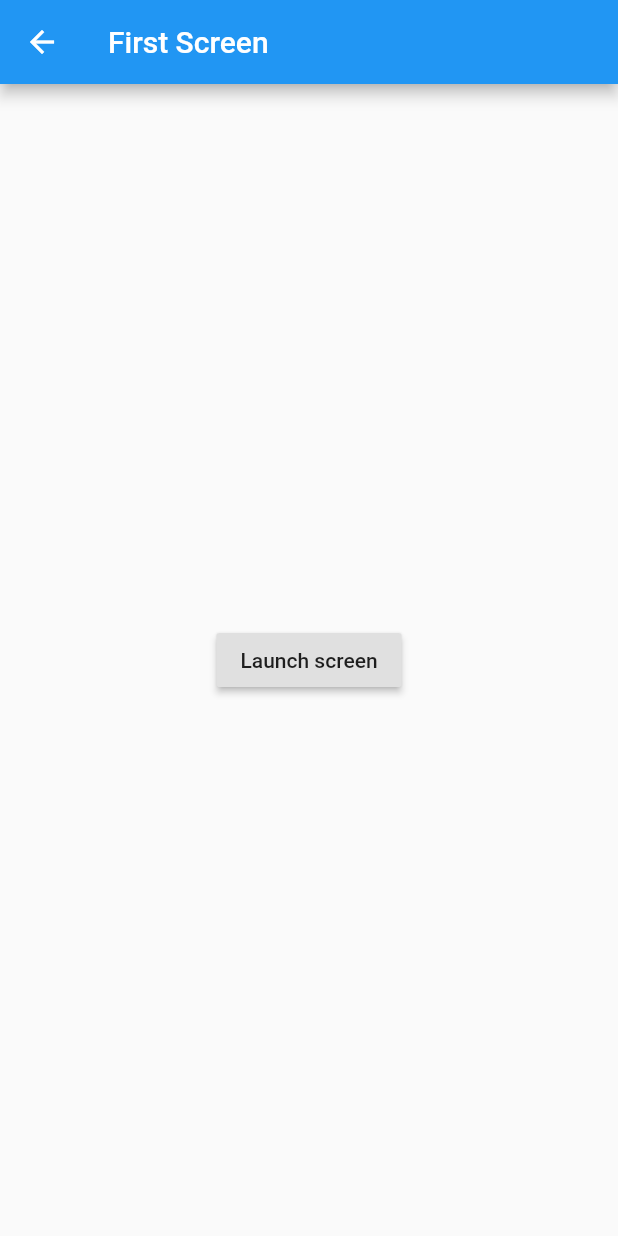
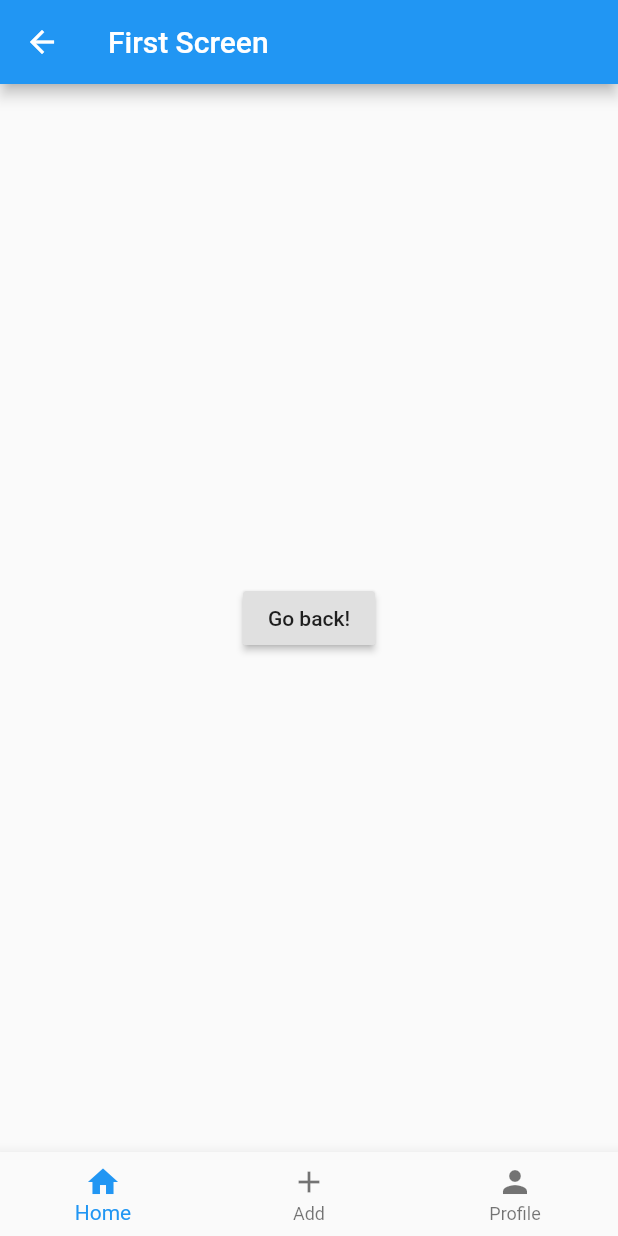
Before and after one commit to okomeee/imahima, a Flutter app: the screen it shows after launch, after a tap on "Launch page1", on a phone screen of 412 x 824 dp. Run offline on Flutter 3.47's test engine with Material 2 defaults, Android fonts, the phone set to English and light mode, and no system bars.

Commit message:
Change Routing

```diff
--- a/lib/main.dart
+++ b/lib/main.dart
@@ -3,16 +3,26 @@ import 'pages/init.dart';
 import 'pages/page1.dart';
 import 'pages/page2.dart';
 import 'pages/page3.dart';
+import 'pages/home.dart';
+
 
 void main() {
-  runApp(MaterialApp(
+  runApp(App());
+}
+
+class App extends StatelessWidget {
+ @override
+ Widget build(BuildContext context) {
+   return MaterialApp(
     title: '今暇',
-    initialRoute: '/',
-    routes: {
-      '/': (context) => InitScreen(),
-      '/page1': (context) => FirstScreen(),
-      '/page2': (context) => SecondScreen(),
-      '/page3': (context) => ThirdScreen(),
-    },
-  ));
+    initialRoute: '/',//最初のページを指定
+    routes: <String, WidgetBuilder>{
+      '/': (_) => new InitScreen(),
+      '/home':(_) => new HomeScreen(),
+      '/page1': (_) => new FirstScreen(),
+      '/page2': (_) => new SecondScreen(),
+      '/page3': (_) => new ThirdScreen(),
+    }
+   );
+ }
 }
--- /dev/null
+++ b/lib/pages/home.dart
@@ -0,0 +1,76 @@
+import 'package:flutter/material.dart';
+import 'package:imahima/pages/page1.dart';
+import 'package:imahima/pages/page2.dart';
+import 'package:imahima/pages/page3.dart';
+
+class HomeScreen extends StatefulWidget {
+ @override
+ State<StatefulWidget> createState() {
+    return _HomeScreenState();
+  }
+}
+
+class _HomeScreenState extends State<HomeScreen> {
+  @override
+  int _currentIndex = 0;
+
+  FirstScreen p1;
+  SecondScreen p2;
+  ThirdScreen p3;
+  List<Widget> pages;
+  List<String> barname;
+  Widget currentPage;
+  String currentAppbar;
+
+  @override
+  void initState(){
+    //各ページをここで指定
+    p1 = FirstScreen();
+    p2 = SecondScreen();
+    p3 = ThirdScreen();
+    pages = [p1, p2, p3];
+    barname = ['First Screen','Second Screen','Third Screen'];
+
+    currentPage = pages[0];
+    currentAppbar = barname[0];
+    super.initState();
+  }
+
+
+  Widget build(BuildContext context) {
+    return Scaffold(
+      appBar: AppBar(
+        title: Text(currentAppbar),
+      ),
+      body: currentPage,
+      bottomNavigationBar: BottomNavigationBar(
+        currentIndex: _currentIndex,
+        fixedColor: Colors.blue,
+        //tap時に下タブとbodywidgetの書き換え
+        onTap:(int index) {
+            setState(() {
+              currentAppbar = barname[index];
+              _currentIndex= index;
+              currentPage = pages[index];
+
+            });
+          },
+        type: BottomNavigationBarType.fixed,
+        items: [
+          BottomNavigationBarItem(
+            icon: new Icon(Icons.home),
+            title: new Text('Home'),
+          ),
+          BottomNavigationBarItem(
+            icon: new Icon(Icons.add),
+            title: new Text('Add'),
+          ),
+          BottomNavigationBarItem(
+            icon: Icon(Icons.person),
+            title: Text('Profile')
+          ),
+        ],
+      ),
+    );
+  }
+}
--- a/lib/pages/init.dart
+++ b/lib/pages/init.dart
@@ -1,6 +1,11 @@
 import 'package:flutter/material.dart';
 
-class InitScreen extends StatelessWidget {
+class InitScreen extends StatefulWidget {
+  @override
+  _InitScreenState createState() => new _InitScreenState();
+}
+
+class _InitScreenState extends State<InitScreen>  {
   @override
   Widget build(BuildContext context) {
     return Scaffold(
@@ -14,24 +19,10 @@ class InitScreen extends StatelessWidget {
               child: Text('Launch page1'),
               onPressed: () {
                 // Navigate to the second screen using a named route
-                Navigator.pushNamed(context, '/page1');
+                Navigator.of(context).pushNamed("/home");
               },
-            ),
-            RaisedButton(
-              child: Text('Launch page2'),
-              onPressed: () {
-                // Navigate to the second screen using a named route
-                Navigator.pushNamed(context, '/page2');
-              },
-            ),
-            RaisedButton(
-              child: Text('Launch page3'),
-              onPressed: () {
-                // Navigate to the second screen using a named route
-                Navigator.pushNamed(context, '/page3');
-              },
-            ),
-          ],
+            )
+          ]
         )
       ),
     );
--- a/lib/pages/page1.dart
+++ b/lib/pages/page1.dart
@@ -1,19 +1,21 @@
 import 'package:flutter/material.dart';
 
-class FirstScreen extends StatelessWidget {
+class FirstScreen extends StatefulWidget{
+  @override
+  _FirstScreenState createState() => new _FirstScreenState();
+
+}
+
+class _FirstScreenState extends State<FirstScreen> {
   @override
   Widget build(BuildContext context) {
     return Scaffold(
-      appBar: AppBar(
-        title: Text('First Screen'),
-      ),
       body: Center(
         child: RaisedButton(
-          child: Text('Launch screen'),
           onPressed: () {
-            // Navigate to the second screen using a named route
-            Navigator.pushNamed(context, '/second');
+            Navigator.pop(context);
           },
+          child: Text('Go back!'),
         ),
       ),
     );
--- a/lib/pages/page2.dart
+++ b/lib/pages/page2.dart
@@ -1,17 +1,18 @@
 import 'package:flutter/material.dart';
 
-class SecondScreen extends StatelessWidget {
+class SecondScreen extends StatefulWidget{
+  @override
+  _SecondScreenState createState() => new _SecondScreenState();
+
+}
+
+class _SecondScreenState extends State<SecondScreen> {
   @override
   Widget build(BuildContext context) {
     return Scaffold(
-      appBar: AppBar(
-        title: Text("Second Screen"),
-      ),
       body: Center(
         child: RaisedButton(
           onPressed: () {
-            // Navigate back to the first screen by popping the current route
-            // off the stack
             Navigator.pop(context);
           },
           child: Text('Go back!'),
--- a/lib/pages/page3.dart
+++ b/lib/pages/page3.dart
@@ -1,17 +1,18 @@
 import 'package:flutter/material.dart';
 
-class ThirdScreen extends StatelessWidget {
+class ThirdScreen extends StatefulWidget{
+  @override
+  _ThirdScreenState createState() => new _ThirdScreenState();
+
+}
+
+class _ThirdScreenState extends State<ThirdScreen> {
   @override
   Widget build(BuildContext context) {
     return Scaffold(
-      appBar: AppBar(
-        title: Text("Second Screen"),
-      ),
       body: Center(
         child: RaisedButton(
           onPressed: () {
-            // Navigate back to the first screen by popping the current route
-            // off the stack
             Navigator.pop(context);
           },
           child: Text('Go back!'),
```
Also changed, not shown: 1 other file.
